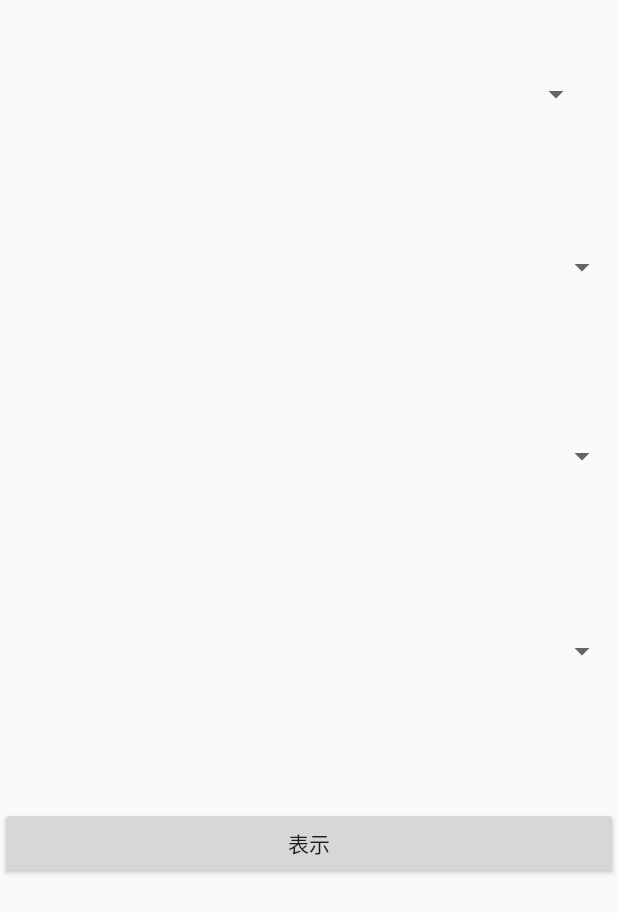
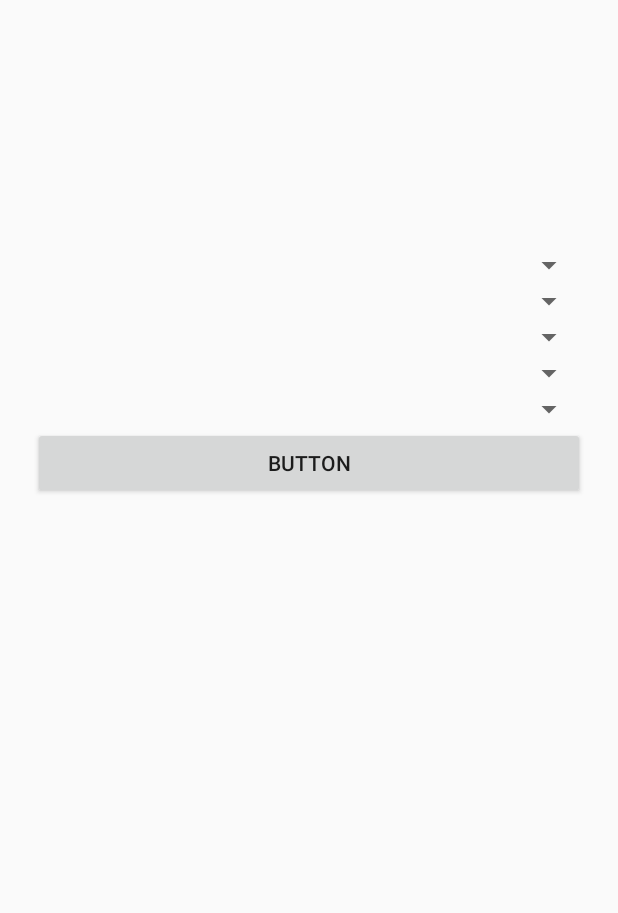
Before and after one commit to PSYuki/KissLingo, an Android app: the layout activity_main.xml on its own in the app's theme, with its tools: preview values and no code run, on a phone screen of 412 x 824 dp. Shown: the top 913 px of the screen. Run offline under Robolectric (Android 15) with nearby library versions, the phone set to English and light mode, and no system bars.

Commit message:
csv demo

```diff
--- a/app/src/main/res/layout/activity_main.xml
+++ b/app/src/main/res/layout/activity_main.xml
@@ -7,108 +7,53 @@
     tools:context=".MainActivity">
 
     <LinearLayout
-        android:id="@+id/linearLayout1"
-        android:layout_width="377dp"
-        android:layout_height="57dp"
+        android:layout_width="368dp"
+        android:layout_height="501dp"
+        android:layout_marginStart="8dp"
         android:layout_marginTop="8dp"
-        android:layout_marginBottom="8dp"
+        android:layout_marginEnd="8dp"
+        android:layout_marginBottom="2dp"
         android:orientation="vertical"
-        app:layout_constraintBottom_toTopOf="@+id/linearLayout2"
+        app:layout_constraintBottom_toBottomOf="parent"
         app:layout_constraintEnd_toEndOf="parent"
         app:layout_constraintStart_toStartOf="parent"
         app:layout_constraintTop_toTopOf="parent">
 
         <Spinner
+            android:id="@+id/spinner1"
+            android:layout_width="match_parent"
+            android:layout_height="wrap_content" />
+
+        <Spinner
+            android:id="@+id/spinner2"
+            android:layout_width="match_parent"
+            android:layout_height="wrap_content" />
+
+        <Spinner
+            android:id="@+id/spinner3"
+            android:layout_width="match_parent"
+            android:layout_height="wrap_content" />
+
+        <Spinner
             android:id="@+id/spinner4"
             android:layout_width="match_parent"
             android:layout_height="wrap_content" />
-    </LinearLayout>
-
-    <LinearLayout
-        android:id="@+id/linearLayout2"
-        android:layout_width="match_parent"
-        android:layout_height="67dp"
-        android:layout_marginTop="8dp"
-        android:layout_marginBottom="8dp"
-        android:orientation="vertical"
-        app:layout_constraintBottom_toTopOf="@+id/linearLayout3"
-        app:layout_constraintEnd_toEndOf="parent"
-        app:layout_constraintStart_toStartOf="parent"
-        app:layout_constraintTop_toBottomOf="@+id/linearLayout1">
 
         <Spinner
             android:id="@+id/spinner5"
             android:layout_width="match_parent"
             android:layout_height="wrap_content" />
-    </LinearLayout>
-
-    <LinearLayout
-        android:id="@+id/linearLayout3"
-        android:layout_width="match_parent"
-        android:layout_height="72dp"
-        android:layout_marginTop="8dp"
-        android:layout_marginBottom="8dp"
-        android:orientation="vertical"
-        app:layout_constraintBottom_toTopOf="@+id/linearLayout4"
-        app:layout_constraintEnd_toEndOf="parent"
-        app:layout_constraintStart_toStartOf="parent"
-        app:layout_constraintTop_toBottomOf="@+id/linearLayout2">
-
-        <Spinner
-            android:id="@+id/spinner6"
-            android:layout_width="match_parent"
-            android:layout_height="wrap_content" />
-    </LinearLayout>
-
-    <LinearLayout
-        android:id="@+id/linearLayout4"
-        android:layout_width="match_parent"
-        android:layout_height="65dp"
-        android:layout_marginTop="8dp"
-        android:layout_marginBottom="8dp"
-        android:orientation="vertical"
-        app:layout_constraintBottom_toTopOf="@+id/linearLayout5"
-        app:layout_constraintEnd_toEndOf="parent"
-        app:layout_constraintStart_toStartOf="parent"
-        app:layout_constraintTop_toBottomOf="@+id/linearLayout3">
-
-        <Spinner
-            android:id="@+id/spinner7"
-            android:layout_width="match_parent"
-            android:layout_height="wrap_content" />
-    </LinearLayout>
-
-    <LinearLayout
-        android:id="@+id/linearLayout5"
-        android:layout_width="match_parent"
-        android:layout_height="62dp"
-        android:orientation="vertical"
-        app:layout_constraintBottom_toTopOf="@+id/linearLayout"
-        app:layout_constraintEnd_toEndOf="parent"
-        app:layout_constraintStart_toStartOf="parent"
-        app:layout_constraintTop_toBottomOf="@+id/linearLayout4">
 
         <Button
             android:id="@+id/button"
             android:layout_width="match_parent"
             android:layout_height="wrap_content"
-            android:text="表示" />
-    </LinearLayout>
-
-    <LinearLayout
-        android:id="@+id/linearLayout"
-        android:layout_width="match_parent"
-        android:layout_height="139dp"
-        android:orientation="vertical"
-        app:layout_constraintBottom_toBottomOf="parent"
-        app:layout_constraintEnd_toEndOf="parent"
-        app:layout_constraintStart_toStartOf="parent"
-        app:layout_constraintTop_toBottomOf="@+id/linearLayout5">
+            android:text="Button" />
 
         <ListView
             android:id="@+id/ListView"
             android:layout_width="match_parent"
             android:layout_height="match_parent" />
+
     </LinearLayout>
-
 </android.support.constraint.ConstraintLayout>
```
